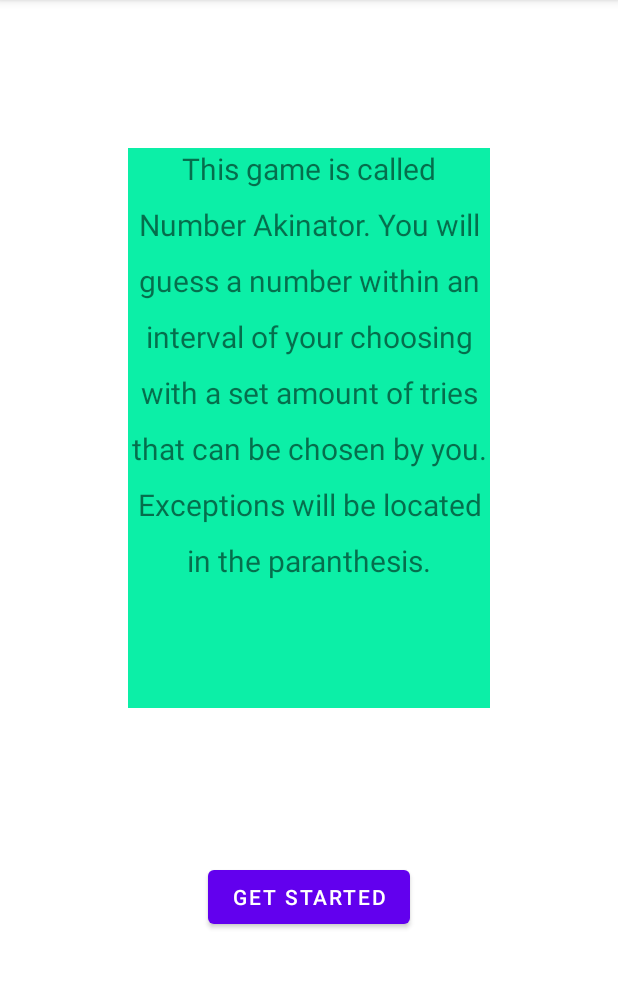
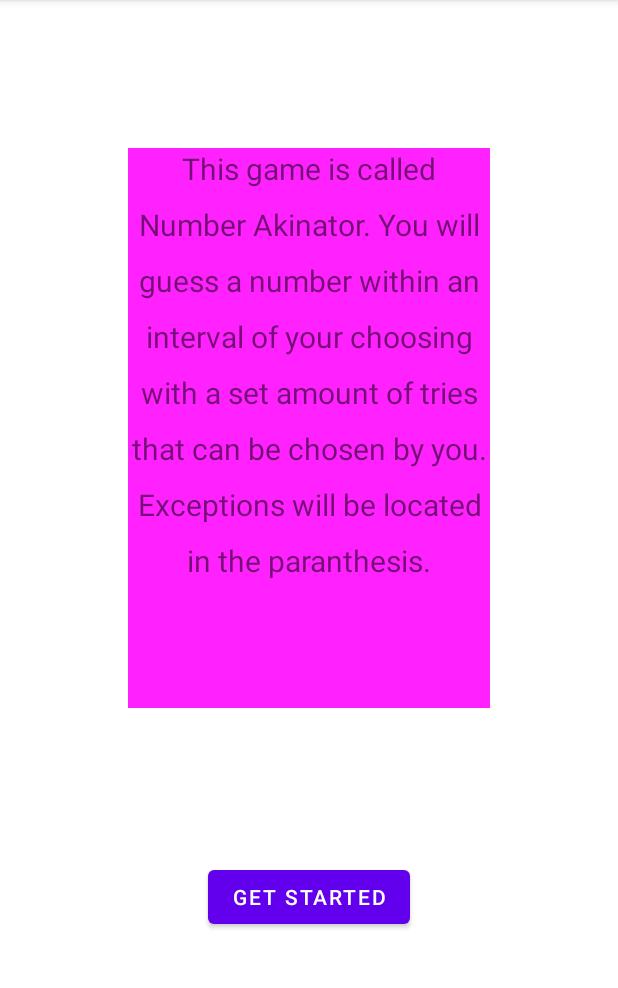
Before and after one commit to fozithebear/guessingGame, an Android app: the screen it shows after launch (MainActivity), on a phone screen of 412 x 824 dp, the part 84-1072 px from its top. Run offline under Robolectric (Android 15) with nearby library versions, the phone set to English and light mode, and no system bars.

Commit message:
Changed background color of main screen

```diff
--- a/app/src/main/res/layout/activity_main.xml
+++ b/app/src/main/res/layout/activity_main.xml
@@ -10,7 +10,7 @@
         android:id="@+id/textView"
         android:layout_width="241dp"
         android:layout_height="373dp"
-        android:background="#0CEFA7"
+        android:background="#FF22FF"
         android:lineSpacingExtra="14sp"
         android:text="This game is called Number Akinator. You will guess a number within an interval of your choosing with a set amount of tries that can be chosen by you. Exceptions will be located in the paranthesis."
         android:textAlignment="center"
```
